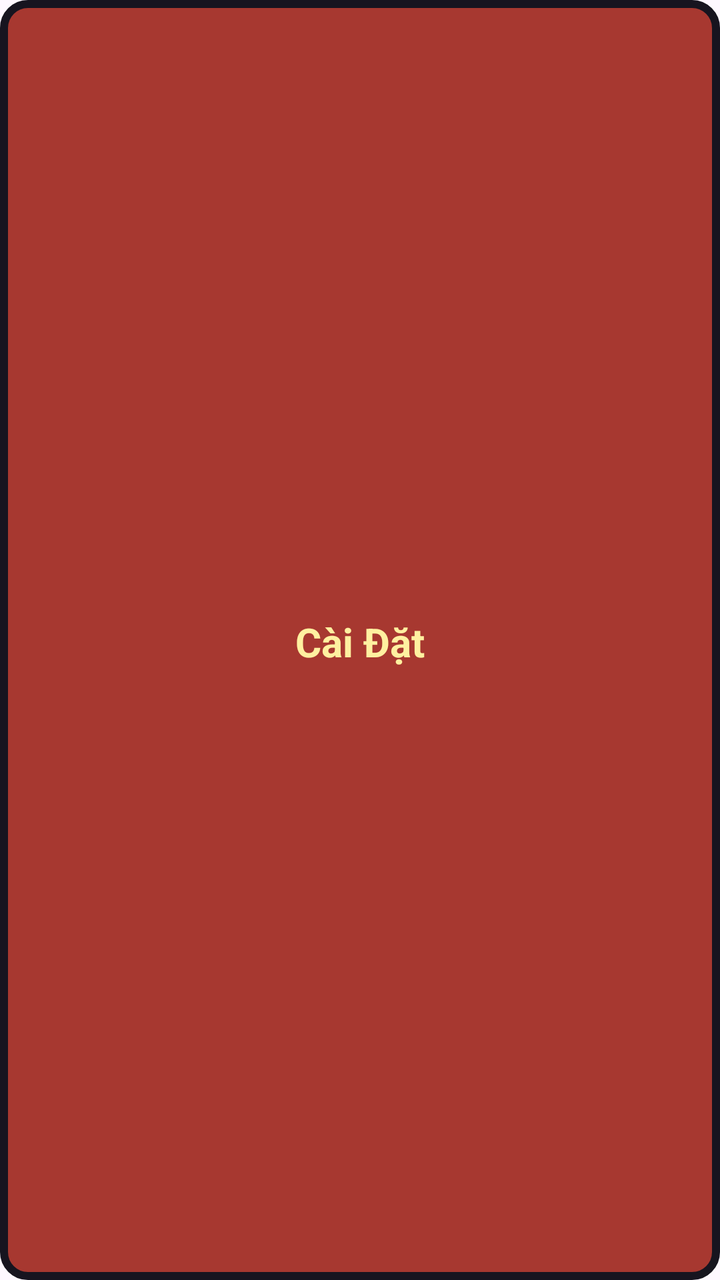
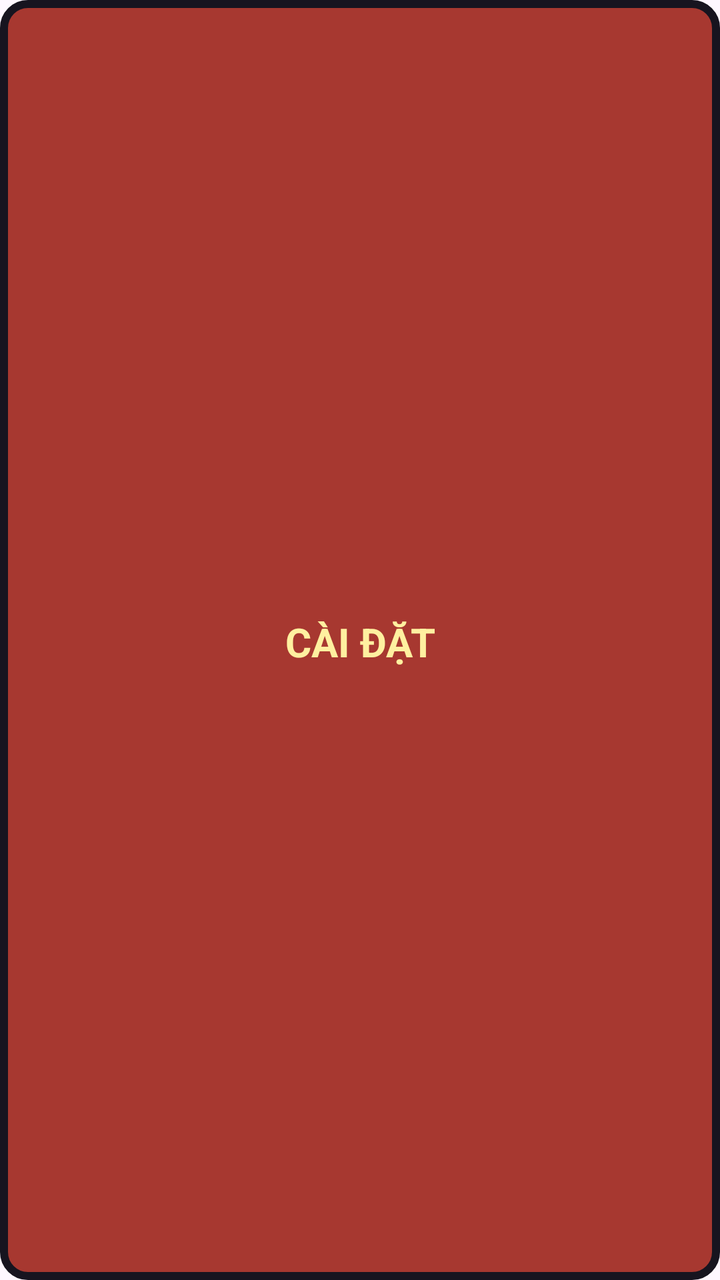

The first picture is an Android layout as it rendered before a commit; the second is the same layout after the commit. The layout source and the unified diff follow.
<!-- AndroidManifest.xml: application theme Theme.ScreamShooter -->
<!-- res/layout/view_overlay_title.xml -->
<?xml version="1.0" encoding="utf-8"?>
<TextView xmlns:android="http://schemas.android.com/apk/res/android"
    android:id="@+id/overlayTitleText"
    android:layout_width="match_parent"
    android:layout_height="match_parent"
    android:gravity="center"
    android:paddingStart="4dp"
    android:paddingEnd="4dp"
    android:paddingTop="4dp"
    android:paddingBottom="2dp"
    android:includeFontPadding="true"
    android:singleLine="true"
    android:text="Cài Đặt"
    android:textColor="#FFF0A0"
    android:textSize="20sp"
    android:textStyle="bold"
    android:background="@drawable/bg_overlay_title" />
<!-- resources referenced by this layout -->
<resources>
  <!-- drawable bg_overlay_title (drawable) -->
  <?xml version="1.0" encoding="utf-8"?>
  <shape xmlns:android="http://schemas.android.com/apk/res/android">
      <solid android:color="#A73830" />
      <stroke
          android:width="4dp"
          android:color="#17141F" />
      <corners android:radius="12dp" />
  </shape>
  <style name="Theme.ScreamShooter" parent="Base.Theme.ScreamShooter" />
  <style name="Base.Theme.ScreamShooter" parent="Theme.Material3.DayNight.NoActionBar">
          
          
      </style>
</resources>

<!-- the commit's change to res/layout/view_overlay_title.xml (unified diff, before → after) -->
@@ -10,7 +10,7 @@
     android:paddingBottom="2dp"
     android:includeFontPadding="true"
     android:singleLine="true"
-    android:text="Cài Đặt"
+    android:text="@string/settings_title"
     android:textColor="#FFF0A0"
     android:textSize="20sp"
     android:textStyle="bold"
<!-- resource entries referenced after the edit -->
@@ -9,6 +9,7 @@
           android:color="#17141F" />
       <corners android:radius="12dp" />
   </shape>
+  <string name="settings_title">CÀI ĐẶT</string>
   <style name="Theme.ScreamShooter" parent="Base.Theme.ScreamShooter" />
   <style name="Base.Theme.ScreamShooter" parent="Theme.Material3.DayNight.NoActionBar">
           
